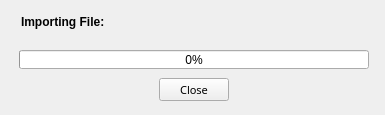
This is QtUI/Build_UI.ui in emper0r/IVAO-status as Qt 5 draws it before an edit. The edited form follows.
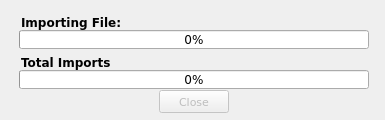
This is the edited form.

Commit message: * BuildDB updated with total progressBar

```diff
--- a/QtUI/Build_UI.ui
+++ b/QtUI/Build_UI.ui
@@ -10,7 +10,7 @@
     <x>0</x>
     <y>0</y>
     <width>385</width>
-    <height>115</height>
+    <height>120</height>
    </rect>
   </property>
   <property name="sizePolicy">
@@ -22,15 +22,20 @@
   <property name="minimumSize">
    <size>
     <width>385</width>
-    <height>115</height>
+    <height>120</height>
    </size>
   </property>
   <property name="maximumSize">
    <size>
     <width>385</width>
-    <height>115</height>
+    <height>120</height>
    </size>
   </property>
+  <property name="font">
+   <font>
+    <family>DejaVu Sans</family>
+   </font>
+  </property>
   <property name="cursor">
    <cursorShape>PointingHandCursor</cursorShape>
   </property>
@@ -42,10 +47,13 @@
   </property>
   <widget class="QWidget" name="centralwidget">
    <widget class="QPushButton" name="Close">
+    <property name="enabled">
+     <bool>false</bool>
+    </property>
     <property name="geometry">
      <rect>
       <x>159</x>
-      <y>78</y>
+      <y>90</y>
       <width>70</width>
       <height>23</height>
      </rect>
@@ -67,7 +75,7 @@
     <property name="geometry">
      <rect>
       <x>19</x>
-      <y>50</y>
+      <y>30</y>
       <width>350</width>
       <height>19</height>
      </rect>
@@ -87,7 +95,7 @@
      <rect>
       <x>21</x>
       <y>14</y>
-      <width>111</width>
+      <width>101</width>
       <height>16</height>
      </rect>
     </property>
@@ -104,8 +112,8 @@
    <widget class="QLabel" name="LabelFile">
     <property name="geometry">
      <rect>
-      <x>21</x>
-      <y>30</y>
+      <x>120</x>
+      <y>13</y>
       <width>230</width>
       <height>16</height>
      </rect>
@@ -120,6 +128,47 @@
      <string/>
     </property>
    </widget>
+   <widget class="QProgressBar" name="progressBarTotal">
+    <property name="geometry">
+     <rect>
+      <x>19</x>
+      <y>70</y>
+      <width>350</width>
+      <height>19</height>
+     </rect>
+    </property>
+    <property name="cursor">
+     <cursorShape>PointingHandCursor</cursorShape>
+    </property>
+    <property name="value">
+     <number>0</number>
+    </property>
+    <property name="alignment">
+     <set>Qt::AlignCenter</set>
+    </property>
+   </widget>
+   <widget class="QLabel" name="TotalImported">
+    <property name="geometry">
+     <rect>
+      <x>21</x>
+      <y>54</y>
+      <width>101</width>
+      <height>16</height>
+     </rect>
+    </property>
+    <property name="font">
+     <font>
+      <weight>75</weight>
+      <bold>true</bold>
+     </font>
+    </property>
+    <property name="cursor">
+     <cursorShape>PointingHandCursor</cursorShape>
+    </property>
+    <property name="text">
+     <string>Total Imports</string>
+    </property>
+   </widget>
   </widget>
  </widget>
  <resources/>
```
Left out of the diff: 14 changed lines with no effect on the pictures. The commit also changes 3 other files.
